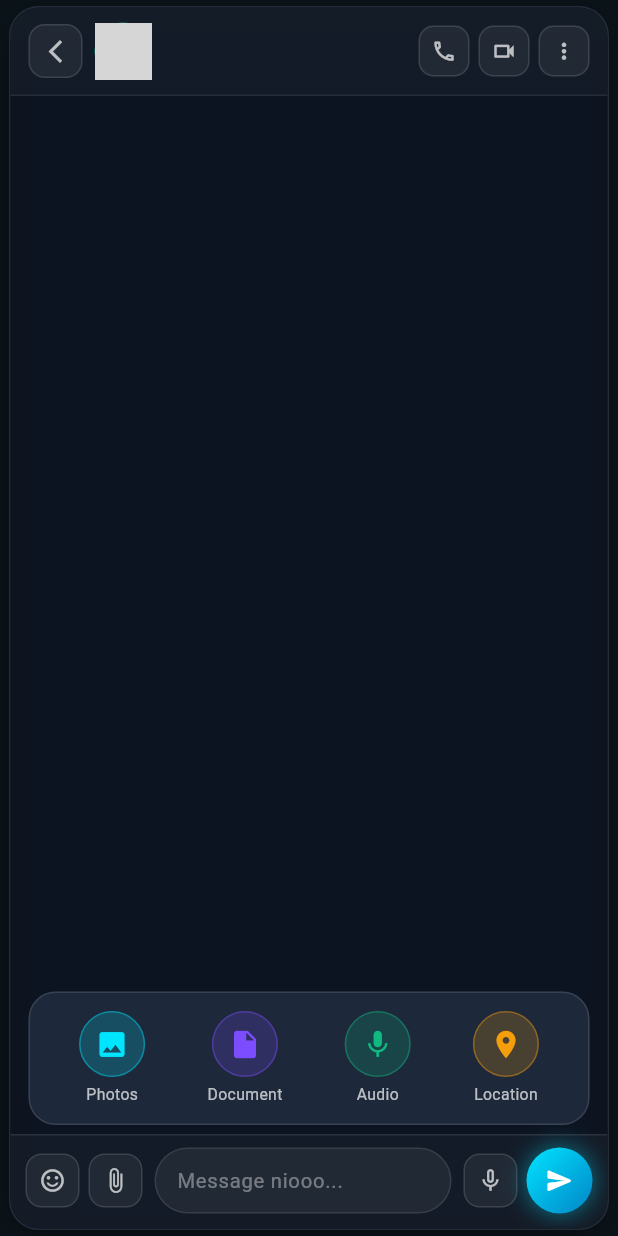
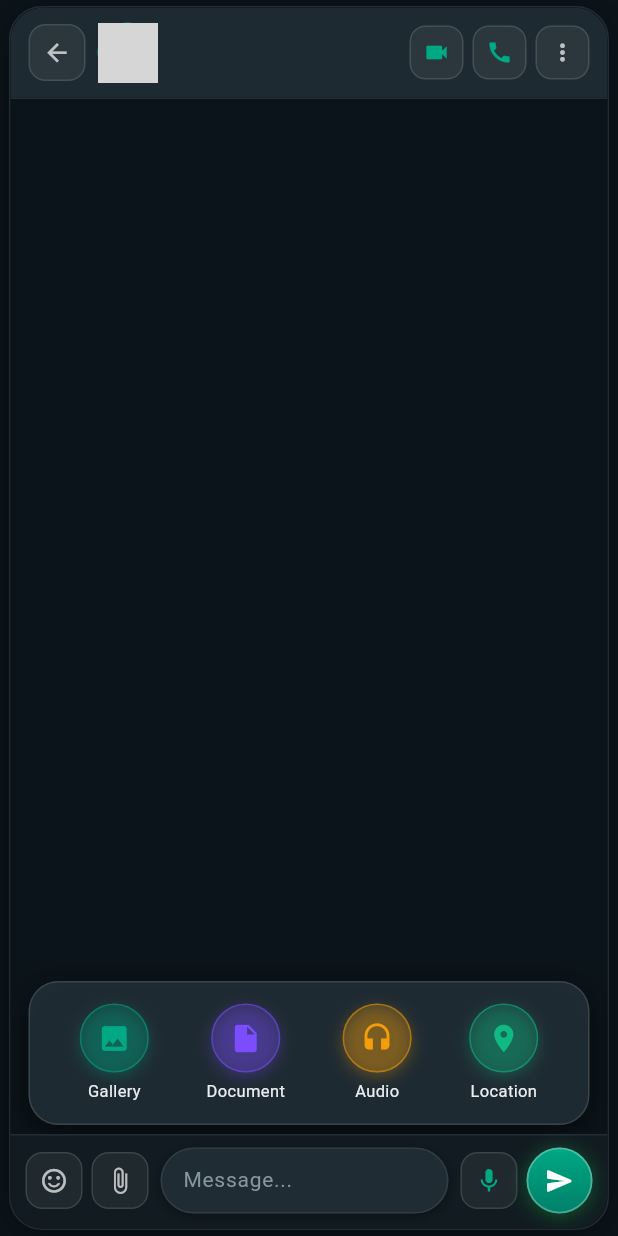
Before and after one commit to niooon-com/flutter-web-live, a Flutter app: the ConversationPage widget shown alone on an empty page, opened directly with empty values, item 2 of the bottom bar chosen, on a phone screen of 412 x 824 dp. Run offline on Flutter 3.47's test engine with Material 3 defaults, Android fonts, the phone set to English and light mode, and no system bars; network calls fail; grey boxes are pictures that could not be loaded.

Commit message:
feat: sync lib/pages/conversation_page.dart

```diff
--- a/lib/pages/conversation_page.dart
+++ b/lib/pages/conversation_page.dart
@@ -50,16 +50,22 @@ class _ConversationPageState extends State<ConversationPage> {
   Widget build(BuildContext context) {
     return GlassContainer(
       margin: const EdgeInsets.symmetric(vertical: 4, horizontal: 6),
-      borderRadius: 20,
+      borderRadius: 22,
+      backgroundColor: const Color(0xFF0B141A).withValues(alpha: 0.92),
       child: Column(
         children: [
-          // Conversation Header
+          // WhatsApp 3D Conversation Header
           _buildHeader(),
 
-          const Divider(height: 1, color: Colors.white10),
+          const Divider(height: 1, color: Color(0xFF222D34)),
 
-          // Messages List
+          // Messages List with WhatsApp Dark Background
           Expanded(
+            child: Container(
+              decoration: BoxDecoration(
+                // Subtle WhatsApp dark pattern background tint
+                color: const Color(0xFF0B141A).withValues(alpha: 0.6),
+              ),
               child: ListView.builder(
                 controller: _scrollController,
                 padding: const EdgeInsets.symmetric(horizontal: 14, vertical: 12),
@@ -70,11 +76,12 @@ class _ConversationPageState extends State<ConversationPage> {
                 },
               ),
             ),
+          ),
 
           // Attachment popup menu if open
           if (_showAttachmentMenu) _buildAttachmentMenu(),
 
-          // Glass Input Bar
+          // WhatsApp 3D Elevated Glass Input Bar
           _buildInputBar(),
         ],
       ),
@@ -84,14 +91,14 @@ class _ConversationPageState extends State<ConversationPage> {
   Widget _buildHeader() {
     return Container(
       padding: const EdgeInsets.symmetric(horizontal: 12, vertical: 10),
-      color: Colors.white.withValues(alpha: 0.03),
+      color: const Color(0xFF1F2C34).withValues(alpha: 0.9),
       child: Row(
         children: [
-          // Prominent Back Button to exit chat and show bottom navigation
+          // Prominent 3D Raised Back Button
           GlassIconButton(
-            icon: Icons.arrow_back_ios_new,
+            icon: Icons.arrow_back,
             tooltip: "Back to Chats",
-            size: 36,
+            size: 38,
             onTap: widget.onBack,
           ),
           const SizedBox(width: 8),
@@ -100,7 +107,7 @@ class _ConversationPageState extends State<ConversationPage> {
           Stack(
             children: [
               CircleAvatar(
-                radius: 19,
+                radius: 20,
                 backgroundImage: NetworkImage(widget.contact.avatarUrl),
               ),
               if (widget.contact.isOnline)
@@ -108,12 +115,12 @@ class _ConversationPageState extends State<ConversationPage> {
                   right: 0,
                   bottom: 0,
                   child: Container(
-                    width: 10,
-                    height: 10,
+                    width: 11,
+                    height: 11,
                     decoration: BoxDecoration(
-                      color: const Color(0xFF10B981),
+                      color: const Color(0xFF25D366),
                       shape: BoxShape.circle,
-                      border: Border.all(color: const Color(0xFF0F172A), width: 1.8),
+                      border: Border.all(color: const Color(0xFF1F2C34), width: 2),
                     ),
                   ),
                 ),
@@ -132,9 +139,9 @@ class _ConversationPageState extends State<ConversationPage> {
                   maxLines: 1,
                   overflow: TextOverflow.ellipsis,
                   style: const TextStyle(
-                    color: Colors.white,
+                    color: Color(0xFFE9EDEF),
                     fontWeight: FontWeight.bold,
-                    fontSize: 15,
+                    fontSize: 15.5,
                   ),
                 ),
                 const SizedBox(height: 1),
@@ -143,33 +150,35 @@ class _ConversationPageState extends State<ConversationPage> {
                   maxLines: 1,
                   overflow: TextOverflow.ellipsis,
                   style: TextStyle(
-                    color: widget.contact.isOnline ? const Color(0xFF00E5FF) : Colors.white38,
-                    fontSize: 11,
+                    color: widget.contact.isOnline ? const Color(0xFF25D366) : const Color(0xFF8696A0),
+                    fontSize: 11.5,
                   ),
                 ),
               ],
             ),
           ),
 
-          // Header Call Actions
+          // 3D Header Call Actions
           GlassIconButton(
-            icon: Icons.phone_outlined,
-            tooltip: "Voice Call",
-            size: 34,
-            onTap: () => widget.onStartCall(widget.contact.name, false),
+            icon: Icons.videocam,
+            tooltip: "Video Call",
+            size: 36,
+            color: const Color(0xFF00A884),
+            onTap: () => widget.onStartCall(widget.contact.name, true),
           ),
           const SizedBox(width: 6),
           GlassIconButton(
-            icon: Icons.videocam_outlined,
-            tooltip: "Video Call",
-            size: 34,
-            onTap: () => widget.onStartCall(widget.contact.name, true),
+            icon: Icons.call,
+            tooltip: "Voice Call",
+            size: 36,
+            color: const Color(0xFF00A884),
+            onTap: () => widget.onStartCall(widget.contact.name, false),
           ),
           const SizedBox(width: 6),
           GlassIconButton(
             icon: Icons.more_vert,
             tooltip: "Options",
-            size: 34,
+            size: 36,
             onTap: () {},
           ),
         ],
@@ -180,62 +189,75 @@ class _ConversationPageState extends State<ConversationPage> {
   Widget _buildMessageBubble(ChatMessage msg) {
     final maxBubbleWidth = MediaQuery.of(context).size.width * 0.76;
 
+    // Official WhatsApp Dark Bubble Colors:
+    // Outgoing: #005C4B
+    // Incoming: #202C33
+    final Color bubbleColor = msg.isMe ? const Color(0xFF005C4B) : const Color(0xFF202C33);
+
     return Align(
       alignment: msg.isMe ? Alignment.centerRight : Alignment.centerLeft,
       child: Container(
-        margin: const EdgeInsets.symmetric(vertical: 5),
+        margin: const EdgeInsets.symmetric(vertical: 4),
         constraints: BoxConstraints(maxWidth: maxBubbleWidth.clamp(200.0, 420.0)),
         decoration: BoxDecoration(
-          gradient: msg.isMe
-              ? const LinearGradient(
-                  colors: [Color(0xFF0284C7), Color(0xFF0369A1)],
-                  begin: Alignment.topLeft,
-                  end: Alignment.bottomRight,
-                )
-              : null,
-          color: msg.isMe ? null : Colors.white.withValues(alpha: 0.08),
+          color: bubbleColor,
           borderRadius: BorderRadius.only(
             topLeft: const Radius.circular(16),
             topRight: const Radius.circular(16),
-            bottomLeft: Radius.circular(msg.isMe ? 16 : 4),
-            bottomRight: Radius.circular(msg.isMe ? 4 : 16),
+            bottomLeft: Radius.circular(msg.isMe ? 16 : 3),
+            bottomRight: Radius.circular(msg.isMe ? 3 : 16),
           ),
           border: Border.all(
             color: msg.isMe
-                ? const Color(0xFF38BDF8).withValues(alpha: 0.4)
-                : Colors.white.withValues(alpha: 0.12),
+                ? const Color(0xFF00A884).withValues(alpha: 0.35)
+                : Colors.white.withValues(alpha: 0.08),
+            width: 1.0,
           ),
           boxShadow: [
+            // 3D tactile elevation for bubbles
             BoxShadow(
-              color: Colors.black.withValues(alpha: 0.2),
+              color: Colors.black.withValues(alpha: 0.4),
               blurRadius: 8,
-              offset: const Offset(0, 2),
+              offset: const Offset(0, 3),
+            ),
+            if (msg.isMe)
+              BoxShadow(
+                color: const Color(0xFF00A884).withValues(alpha: 0.15),
+                blurRadius: 6,
+                offset: const Offset(0, 1),
               ),
           ],
         ),
         child: ClipRRect(
           borderRadius: BorderRadius.circular(16),
           child: BackdropFilter(
-            filter: ImageFilter.blur(sigmaX: 10, sigmaY: 10),
+            filter: ImageFilter.blur(sigmaX: 8, sigmaY: 8),
             child: Padding(
-              padding: const EdgeInsets.symmetric(horizontal: 14, vertical: 10),
+              padding: const EdgeInsets.symmetric(horizontal: 14, vertical: 9),
               child: Column(
                 crossAxisAlignment: CrossAxisAlignment.start,
                 mainAxisSize: MainAxisSize.min,
                 children: [
-                  // Audio message waveform preview
+                  // WhatsApp Voice note player with 3D button
                   if (msg.attachmentType == "audio") ...[
                     Row(
                       mainAxisSize: MainAxisSize.min,
                       children: [
                         Container(
-                          width: 34,
-                          height: 34,
-                          decoration: const BoxDecoration(
-                            color: Color(0xFF00E5FF),
+                          width: 36,
+                          height: 36,
+                          decoration: BoxDecoration(
+                            color: const Color(0xFF00A884),
                             shape: BoxShape.circle,
+                            boxShadow: [
+                              BoxShadow(
+                                color: Colors.black.withValues(alpha: 0.4),
+                                blurRadius: 4,
+                                offset: const Offset(0, 2),
                               ),
-                          child: const Icon(Icons.play_arrow, color: Colors.black, size: 20),
+                            ],
+                          ),
+                          child: const Icon(Icons.play_arrow, color: Color(0xFF111B21), size: 22),
                         ),
                         const SizedBox(width: 8),
                         Flexible(
@@ -252,14 +274,14 @@ class _ConversationPageState extends State<ConversationPage> {
                                       height: bar.toDouble(),
                                       margin: const EdgeInsets.symmetric(horizontal: 1.2),
                                       decoration: BoxDecoration(
-                                        color: Colors.white70,
+                                        color: const Color(0xFF25D366),
                                         borderRadius: BorderRadius.circular(2),
                                       ),
                                     ),
                                 ],
                               ),
                               const SizedBox(height: 3),
-                              const Text("0:24 • Voice Note", style: TextStyle(color: Colors.white54, fontSize: 10.5)),
+                              const Text("0:24 • Voice Note", style: TextStyle(color: Color(0xFF8696A0), fontSize: 10.5)),
                             ],
                           ),
                         ),
@@ -271,8 +293,8 @@ class _ConversationPageState extends State<ConversationPage> {
                   Text(
                     msg.text,
                     style: const TextStyle(
-                      color: Colors.white,
-                      fontSize: 14,
+                      color: Color(0xFFE9EDEF),
+                      fontSize: 14.5,
                       height: 1.35,
                     ),
                   ),
@@ -287,7 +309,7 @@ class _ConversationPageState extends State<ConversationPage> {
                         Container(
                           padding: const EdgeInsets.symmetric(horizontal: 5, vertical: 1.5),
                           decoration: BoxDecoration(
-                            color: Colors.white.withValues(alpha: 0.15),
+                            color: Colors.black.withValues(alpha: 0.25),
                             borderRadius: BorderRadius.circular(8),
                           ),
                           child: Text(msg.reaction!, style: const TextStyle(fontSize: 11)),
@@ -296,14 +318,15 @@ class _ConversationPageState extends State<ConversationPage> {
                       ],
                       Text(
                         msg.time,
-                        style: const TextStyle(color: Colors.white54, fontSize: 10.5),
+                        style: const TextStyle(color: Color(0xFF8696A0), fontSize: 10.5),
                       ),
                       if (msg.isMe) ...[
                         const SizedBox(width: 4),
+                        // WhatsApp Sky-Blue Double Ticks (#53BDEB)
                         Icon(
                           Icons.done_all,
-                          size: 14,
-                          color: msg.isRead ? const Color(0xFF38BDF8) : Colors.white38,
+                          size: 15,
+                          color: msg.isRead ? const Color(0xFF53BDEB) : const Color(0xFF8696A0),
                         ),
                       ],
                     ],
@@ -320,19 +343,26 @@ class _ConversationPageState extends State<ConversationPage> {
   Widget _buildAttachmentMenu() {
     return Container(
       margin: const EdgeInsets.symmetric(horizontal: 12, vertical: 6),
-      padding: const EdgeInsets.all(12),
+      padding: const EdgeInsets.all(14),
       decoration: BoxDecoration(
-        color: const Color(0xFF1E293B).withValues(alpha: 0.95),
-        borderRadius: BorderRadius.circular(18),
+        color: const Color(0xFF1F2C34).withValues(alpha: 0.95),
+        borderRadius: BorderRadius.circular(20),
         border: Border.all(color: Colors.white.withValues(alpha: 0.12)),
+        boxShadow: [
+          BoxShadow(
+            color: Colors.black.withValues(alpha: 0.5),
+            blurRadius: 18,
+            offset: const Offset(0, 6),
+          ),
+        ],
       ),
       child: Row(
         mainAxisAlignment: MainAxisAlignment.spaceAround,
         children: [
-          _attachItem(Icons.image, "Photos", const Color(0xFF00E5FF)),
+          _attachItem(Icons.image, "Gallery", const Color(0xFF00A884)),
           _attachItem(Icons.insert_drive_file, "Document", const Color(0xFF7C4DFF)),
-          _attachItem(Icons.mic, "Audio", const Color(0xFF10B981)),
-          _attachItem(Icons.location_on, "Location", const Color(0xFFF59E0B)),
+          _attachItem(Icons.headset, "Audio", const Color(0xFFF59E0B)),
+          _attachItem(Icons.location_on, "Location", const Color(0xFF10B981)),
         ],
       ),
     );
@@ -348,64 +378,83 @@ class _ConversationPageState extends State<ConversationPage> {
         mainAxisSize: MainAxisSize.min,
         children: [
           Container(
-            width: 44,
-            height: 44,
+            width: 46,
+            height: 46,
             decoration: BoxDecoration(
               color: color.withValues(alpha: 0.2),
               shape: BoxShape.circle,
-              border: Border.all(color: color.withValues(alpha: 0.4)),
+              border: Border.all(color: color.withValues(alpha: 0.5)),
+              boxShadow: [
+                BoxShadow(
+                  color: color.withValues(alpha: 0.3),
+                  blurRadius: 8,
+                  offset: const Offset(0, 3),
+                ),
+              ],
             ),
             child: Icon(icon, color: color, size: 22),
           ),
           const SizedBox(height: 4),
-          Text(label, style: const TextStyle(color: Colors.white70, fontSize: 10.5)),
+          Text(label, style: const TextStyle(color: Color(0xFFE9EDEF), fontSize: 11)),
         ],
       ),
     );
   }
 
+  // WhatsApp 3D Elevated Glass Input Bar
   Widget _buildInputBar() {
     return SafeArea(
       top: false,
       child: Container(
         padding: const EdgeInsets.fromLTRB(10, 8, 10, 10),
-        decoration: BoxDecoration(
-          color: Colors.white.withValues(alpha: 0.03),
-          border: const Border(top: BorderSide(color: Colors.white10)),
+        decoration: const BoxDecoration(
+          color: Color(0xFF111B21),
+          border: Border(top: BorderSide(color: Color(0xFF222D34))),
         ),
         child: Row(
           children: [
+            // Emoji 3D button
             GlassIconButton(
               icon: Icons.sentiment_satisfied_alt_outlined,
               tooltip: "Emoji",
-              size: 36,
+              size: 38,
               onTap: () {},
             ),
             const SizedBox(width: 6),
+            // Attachment 3D button
             GlassIconButton(
               icon: Icons.attach_file,
-              tooltip: "Attachment",
-              size: 36,
+              tooltip: "Attach",
+              size: 38,
               onTap: () => setState(() => _showAttachmentMenu = !_showAttachmentMenu),
             ),
             const SizedBox(width: 8),
+
+            // WhatsApp 3D Elevated Text Input Box
             Expanded(
               child: Container(
                 height: 44,
                 padding: const EdgeInsets.symmetric(horizontal: 14),
                 decoration: BoxDecoration(
-                  color: Colors.white.withValues(alpha: 0.06),
+                  color: const Color(0xFF202C33),
                   borderRadius: BorderRadius.circular(22),
-                  border: Border.all(color: Colors.white.withValues(alpha: 0.1)),
+                  border: Border.all(color: Colors.white.withValues(alpha: 0.08)),
+                  boxShadow: [
+                    BoxShadow(
+                      color: Colors.black.withValues(alpha: 0.35),
+                      blurRadius: 6,
+                      offset: const Offset(0, 2),
+                    ),
+                  ],
                 ),
                 child: Center(
                   child: TextField(
                     controller: _textController,
                     onSubmitted: (_) => _handleSend(),
-                    style: const TextStyle(color: Colors.white, fontSize: 13.5),
+                    style: const TextStyle(color: Color(0xFFE9EDEF), fontSize: 14),
                     decoration: const InputDecoration(
-                      hintText: "Message niooo...",
-                      hintStyle: TextStyle(color: Colors.white38, fontSize: 13.5),
+                      hintText: "Message...",
+                      hintStyle: TextStyle(color: Color(0xFF8696A0), fontSize: 14),
                       border: InputBorder.none,
                       isDense: true,
                     ),
@@ -414,15 +463,20 @@ class _ConversationPageState extends State<ConversationPage> {
               ),
             ),
             const SizedBox(width: 8),
+
+            // 3D Mic button
             GlassIconButton(
-              icon: Icons.mic_none,
-              tooltip: "Voice Note",
-              size: 36,
+              icon: Icons.mic,
+              tooltip: "Voice Message",
+              size: 38,
+              color: const Color(0xFF00A884),
               onTap: () {
                 widget.onSendMessage("🎤 Voice message (0:15)");
               },
             ),
             const SizedBox(width: 6),
+
+            // WhatsApp 3D Raised Emerald Send Button
             GestureDetector(
               onTap: _handleSend,
               child: Container(
@@ -430,21 +484,28 @@ class _ConversationPageState extends State<ConversationPage> {
                 height: 44,
                 decoration: BoxDecoration(
                   gradient: const LinearGradient(
-                    colors: [Color(0xFF00E5FF), Color(0xFF0284C7)],
-                    begin: Alignment.topLeft,
-                    end: Alignment.bottomRight,
+                    colors: [Color(0xFF00A884), Color(0xFF008069)],
+                    begin: Alignment.topCenter,
+                    end: Alignment.bottomCenter,
                   ),
                   borderRadius: BorderRadius.circular(22),
+                  border: Border.all(color: Colors.white.withValues(alpha: 0.3), width: 1.2),
                   boxShadow: [
+                    // 3D tactile elevation
                     BoxShadow(
-                      color: const Color(0xFF00E5FF).withValues(alpha: 0.4),
-                      blurRadius: 12,
-                      spreadRadius: 1,
+                      color: Colors.black.withValues(alpha: 0.5),
+                      blurRadius: 8,
+                      offset: const Offset(0, 4),
+                    ),
+                    BoxShadow(
+                      color: const Color(0xFF25D366).withValues(alpha: 0.4),
+                      blurRadius: 10,
+                      offset: const Offset(0, 2),
                     ),
                   ],
                 ),
                 child: const Center(
-                  child: Icon(Icons.send_rounded, color: Colors.white, size: 19),
+                  child: Icon(Icons.send_rounded, color: Colors.white, size: 20),
                 ),
               ),
             ),
```
Lines whose indentation alone changed are shown as unchanged.
